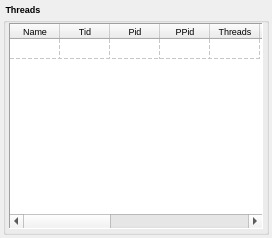
Before: the Qt Designer form Homer/forms/OverviewThreadsWidget.ui in Homer-Conferencing/Homer-Conferencing, drawn with Qt 5.
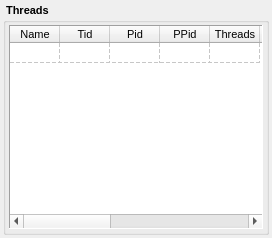
After: the same form once the commit is applied.

```diff
--- a/Homer/forms/OverviewThreadsWidget.ui
+++ b/Homer/forms/OverviewThreadsWidget.ui
@@ -37,7 +37,7 @@
      <widget class="QGroupBox" name="mGrpThreads">
       <property name="font">
        <font>
-        <pointsize>7</pointsize>
+        <pointsize>8</pointsize>
         <weight>75</weight>
         <bold>true</bold>
        </font>
@@ -62,7 +62,7 @@
          </property>
          <property name="font">
           <font>
-           <pointsize>7</pointsize>
+           <pointsize>8</pointsize>
            <weight>50</weight>
            <bold>false</bold>
           </font>
```
